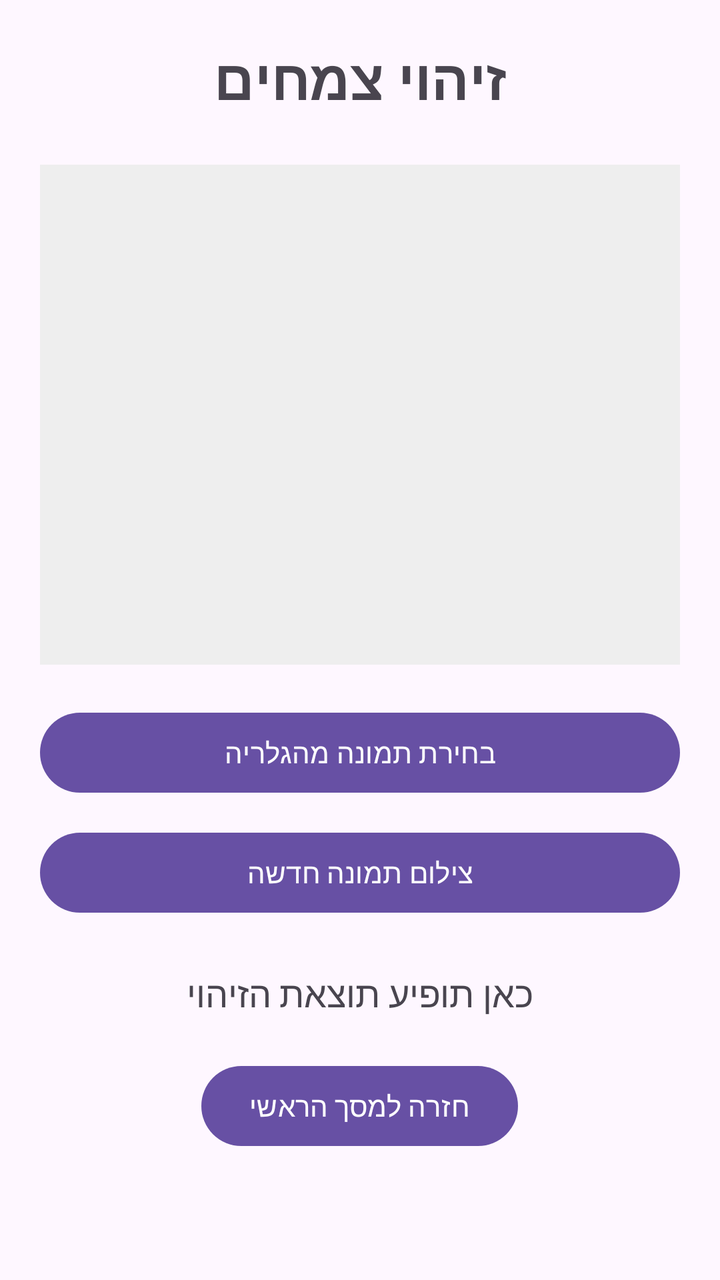
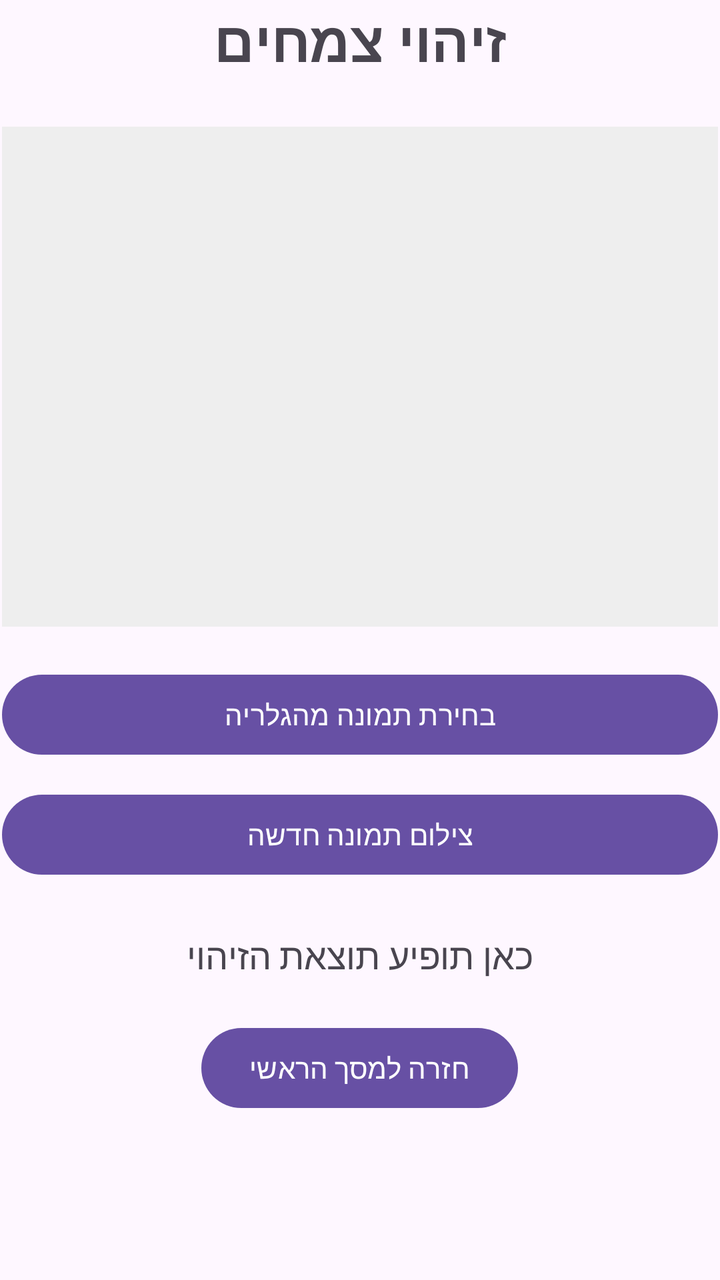

An Android layout rendered at two revisions. The XML below is the earlier revision; the diff shows what the commit changed to produce the second picture.
<!-- AndroidManifest.xml: application theme Theme.WildPlantIdentifier -->
<!-- res/layout/activity_plant_identification.xml -->
<?xml version="1.0" encoding="utf-8"?>
<ScrollView xmlns:android="http://schemas.android.com/apk/res/android"
    android:id="@+id/main"
    android:layout_width="match_parent"
    android:layout_height="match_parent">

    <LinearLayout
        android:layout_width="match_parent"
        android:layout_height="wrap_content"
        android:orientation="vertical"
        android:padding="20dp"
        android:gravity="center_horizontal">

        <TextView
            android:layout_width="match_parent"
            android:layout_height="wrap_content"
            android:text="זיהוי צמחים"
            android:textSize="28sp"
            android:textStyle="bold"
            android:gravity="center"
            android:layout_marginBottom="24dp" />

        <ImageView
            android:id="@+id/selectedPlantImage"
            android:layout_width="match_parent"
            android:layout_height="250dp"
            android:scaleType="centerCrop"
            android:background="#EEEEEE"
            android:contentDescription="התמונה שנבחרה לזיהוי" />

        <Button
            android:id="@+id/chooseImageButton"
            android:layout_width="match_parent"
            android:layout_height="wrap_content"
            android:text="בחירת תמונה מהגלריה"
            android:layout_marginTop="20dp" />

        <Button
            android:id="@+id/takePhotoButton"
            android:layout_width="match_parent"
            android:layout_height="wrap_content"
            android:text="צילום תמונה חדשה"
            android:layout_marginTop="12dp" />

        <TextView
            android:id="@+id/identificationResult"
            android:layout_width="match_parent"
            android:layout_height="wrap_content"
            android:text="כאן תופיע תוצאת הזיהוי"
            android:textSize="18sp"
            android:gravity="center"
            android:layout_marginTop="24dp" />

        <Button
            android:id="@+id/backButton"
            android:layout_width="wrap_content"
            android:layout_height="wrap_content"
            android:text="חזרה למסך הראשי"
            android:layout_marginTop="20dp" />

    </LinearLayout>
</ScrollView>
<!-- resources referenced by this layout -->
<resources>
  <style name="Theme.WildPlantIdentifier" parent="Base.Theme.WildPlantIdentifier" />
  <style name="Base.Theme.WildPlantIdentifier" parent="Theme.Material3.DayNight.NoActionBar">
          
          
      </style>
</resources>

<!-- the commit's change to res/layout/activity_plant_identification.xml (unified diff, before → after) -->
@@ -8,7 +8,7 @@
         android:layout_width="match_parent"
         android:layout_height="wrap_content"
         android:orientation="vertical"
-        android:padding="20dp"
+        android:padding="1dp"
         android:gravity="center_horizontal">
 
         <TextView
